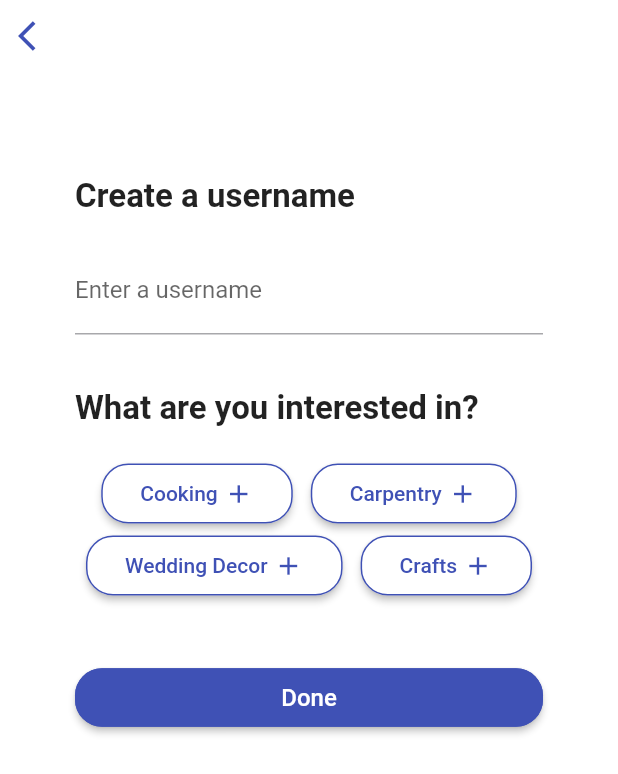
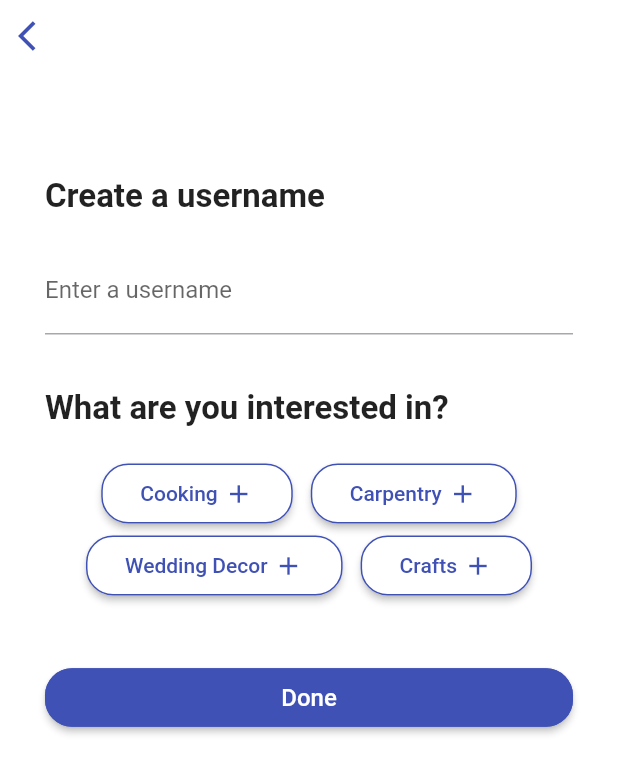
Before and after one commit to philalem/tutorial_app, a Flutter app: the UsernameAndInterestsSignUp screen opened directly, on a phone screen of 412 x 824 dp. Shown: the top 774 px of the screen. Run offline on Flutter 3.47's test engine with Material 2 defaults, Android fonts, the phone set to English and light mode, and no system bars; our stand-ins replace camera, cloud_firestore, firebase_auth, firebase_storage, google_fonts, image_cropper and 2 more; missing offline and left inert: algolia; accounts and stored records are empty; statements that could not run were skipped.

Commit message:
updated the login flow as there was a padding error

```diff
--- a/lib/main.dart
+++ b/lib/main.dart
@@ -18,6 +18,7 @@ class CreaidApp extends StatelessWidget {
         localizationsDelegates: [
           DefaultMaterialLocalizations.delegate,
         ],
+        debugShowCheckedModeBanner: false,
         home: Wrapper(),
         title: "Creaid",
         theme: CupertinoThemeData(
--- a/lib/register/usernameAndInterestsSignUp.dart
+++ b/lib/register/usernameAndInterestsSignUp.dart
@@ -48,7 +48,9 @@ class _UsernameAndInterestsSignUpState
     return Scaffold(
       backgroundColor: Colors.white,
       body: SafeArea(
-        child: Column(
+        child: ListView(
+          children: <Widget>[
+            Column(
               children: <Widget>[
                 Align(
                   alignment: Alignment.topLeft,
@@ -59,7 +61,8 @@ class _UsernameAndInterestsSignUpState
                   ),
                 ),
                 Container(
-                padding: EdgeInsets.symmetric(vertical: 50.0, horizontal: 50.0),
+                    padding:
+                        EdgeInsets.symmetric(vertical: 50.0, horizontal: 30.0),
                     child: Column(children: <Widget>[
                       CreateUsername(
                         enableForm: enableSubmitButton,
@@ -126,7 +129,8 @@ class _UsernameAndInterestsSignUpState
                             ),
                           ],
                           onPressed: () async {
-                        dynamic res = await _auth.registerWithEmailAndPassword(
+                            dynamic res =
+                                await _auth.registerWithEmailAndPassword(
                                     widget.email,
                                     usernameHolder.text,
                                     widget.password,
@@ -150,6 +154,8 @@ class _UsernameAndInterestsSignUpState
                     ])),
               ],
             ),
+          ],
+        ),
       ),
     );
   }
```
Also changed, not shown: lib/profile/profile.dart (+8 -8 lines). Lines whose indentation alone changed are shown as unchanged.
